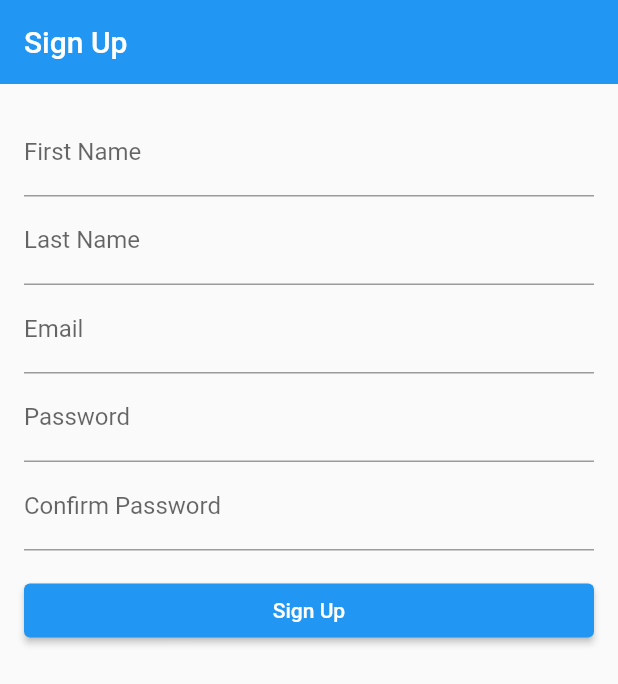
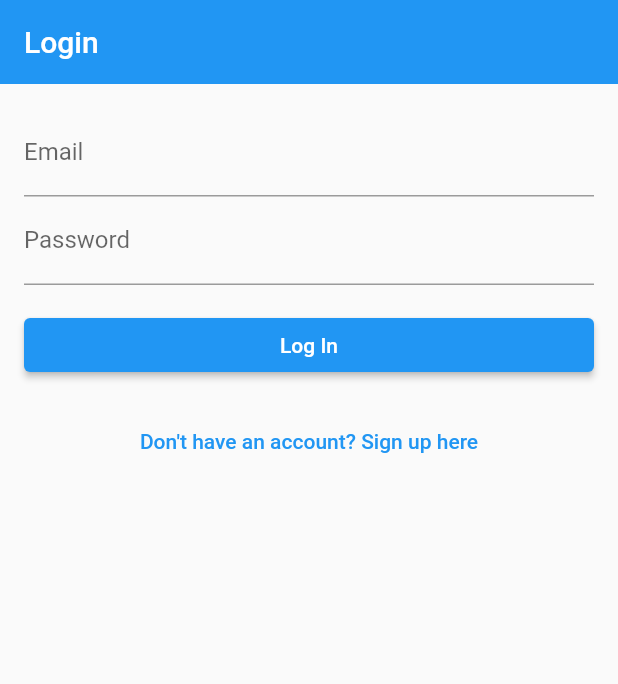
Before and after one commit to abd529/wheel_of_life, a Flutter app: the screen it shows after launch, on a phone screen of 412 x 824 dp. Shown: the top 684 px of the screen. Run offline on Flutter 3.47's test engine with Material 2 defaults, Android fonts, the phone set to English and light mode, and no system bars; our stand-ins replace cloud_firestore, firebase_auth, firebase_core; accounts and stored records are empty.

Commit message:
Authentication completed

```diff
--- /dev/null
+++ b/lib/Authentication/login_screen.dart
@@ -0,0 +1,100 @@
+// ignore_for_file: use_build_context_synchronously
+
+import 'package:flutter/material.dart';
+import 'package:wheel_of_life/Authentication/signup_screen.dart';
+import 'package:wheel_of_life/Screens/onboard_screen.dart';
+
+import '../Models/login_VM.dart';
+
+class LoginScreen extends StatefulWidget {
+  @override
+  _LoginScreenState createState() => _LoginScreenState();
+}
+
+class _LoginScreenState extends State<LoginScreen> {
+  final _formKey = GlobalKey<FormState>();
+  final _emailController = TextEditingController();
+  final _passwordController = TextEditingController();
+  bool _isLoggingIn = false;
+    final LoginViewModel _loginVM = LoginViewModel();
+
+  @override
+  void dispose() {
+    _emailController.dispose();
+    _passwordController.dispose();
+    super.dispose();
+  }
+
+  @override
+  Widget build(BuildContext context) {
+    return Scaffold(
+      appBar: AppBar(
+        title: const Text('Login'),
+        elevation: 0,
+      ),
+      body: Padding(
+        padding: const EdgeInsets.all(16.0),
+        child: Form(
+          key: _formKey,
+          child: Column(
+            crossAxisAlignment: CrossAxisAlignment.stretch,
+            children: <Widget>[
+              TextFormField(
+                controller: _emailController,
+                decoration: const InputDecoration(
+                  labelText: 'Email',
+                ),
+                validator: (value) {
+                  if (value!.isEmpty) {
+                    return 'Please enter your email';
+                  }
+                  return null;
+                },
+              ),
+              TextFormField(
+                controller: _passwordController,
+                decoration: const InputDecoration(
+                  labelText: 'Password',
+                ),
+                obscureText: true,
+                validator: (value) {
+                  if (value!.isEmpty) {
+                    return 'Please enter your password';
+                  }
+                  return null;
+                },
+              ),
+              const SizedBox(height: 16.0),
+              ElevatedButton(
+                onPressed: _isLoggingIn ? null : () async{
+                  if (_formKey.currentState!.validate()) {
+                    setState(() {
+                      _isLoggingIn = true;
+                    });
+                     bool isLoggedIn = await _loginVM.login(_emailController.text, _passwordController.text);
+                     if(isLoggedIn){
+                       Navigator.pushAndRemoveUntil(context,MaterialPageRoute(builder: (ctx) => const Onboard()),(Route<dynamic> route) => false);
+                     }
+                  }
+                },
+                child: _isLoggingIn
+                  ? const CircularProgressIndicator()
+                  : const Text('Log In'),
+              ),
+              const SizedBox(height: 16.0),
+              TextButton(
+                onPressed: () {
+                  Navigator.push(
+                    context,
+                    MaterialPageRoute(builder: (context) => SignupScreen()),
+                  );
+                },
+                child: const Text('Don\'t have an account? Sign up here'),
+              ),
+            ],
+          ),
+        ),
+      ),
+    );
+  }
+}
--- a/lib/main.dart
+++ b/lib/main.dart
@@ -1,6 +1,8 @@
 import 'package:firebase_core/firebase_core.dart';
 import 'package:flutter/material.dart';
 import 'package:wheel_of_life/Authentication/signup_screen.dart';
+
+import 'Authentication/login_screen.dart';
 
 void main() async{
   WidgetsFlutterBinding.ensureInitialized();
@@ -17,7 +19,7 @@ class MyApp extends StatelessWidget {
       theme: ThemeData(
         primarySwatch: Colors.blue,
       ),
-      home: SignupScreen(),
+      home:LoginScreen(),
     );
   }
 }
```
Also changed, not shown: lib/Authentication/signup_screen.dart (+10 -0 lines), lib/Models/login_VM.dart (added, +25 -0 lines).
